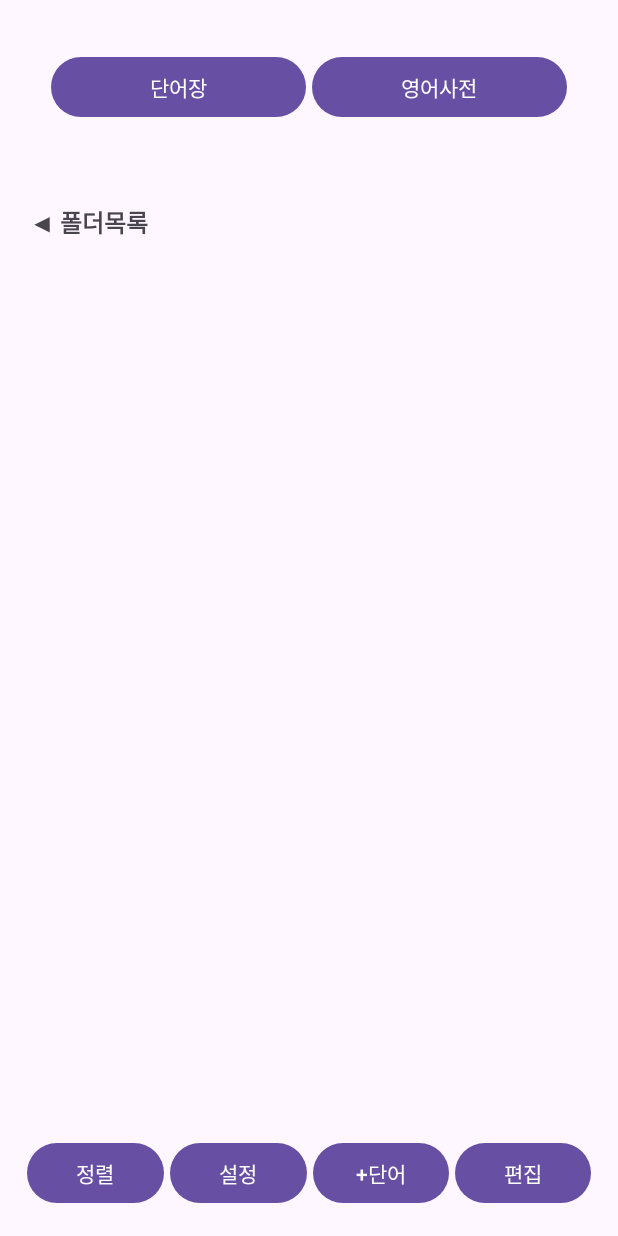
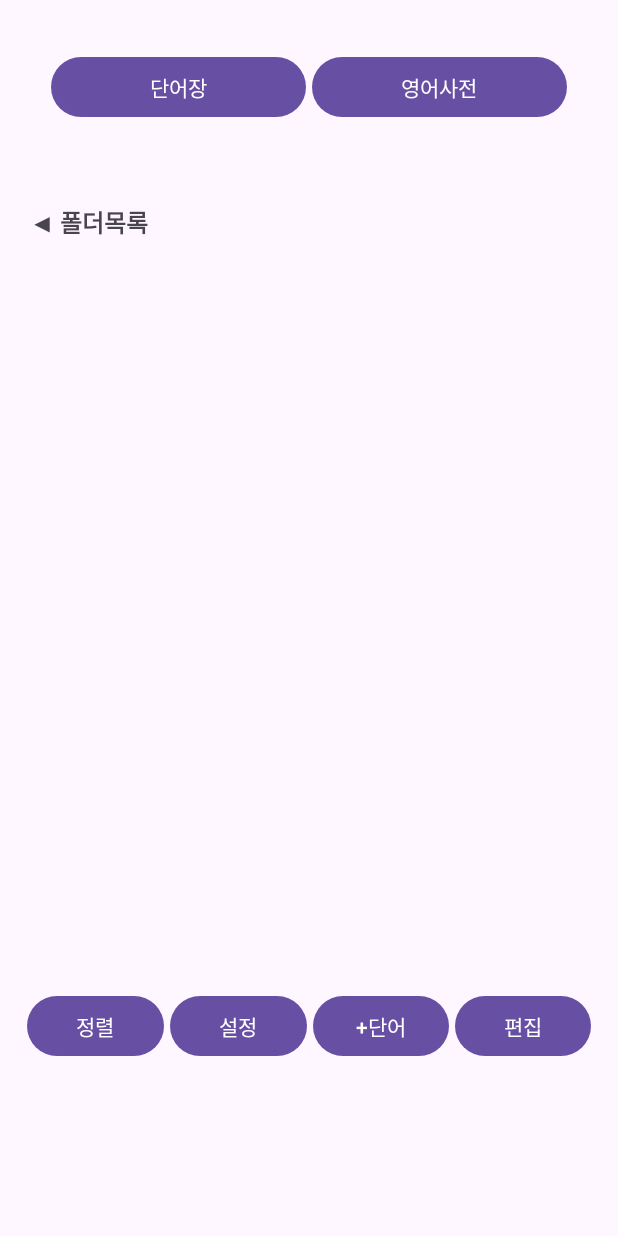
Before and after one commit to dmsgktn0523/toggleworld, an Android app: the screen it shows after launch (MainActivity), on a phone screen of 412 x 824 dp. Run offline under Robolectric (Android 15) with nearby library versions, the phone set to English and light mode, and no system bars.

Commit message:
Day 11 WIP updating - Separated bottom bar to make add button working as a fragment but need to be modified.

```diff
--- a/app/src/main/java/com/hello/toggleworld/Fragment1.kt
+++ b/app/src/main/java/com/hello/toggleworld/Fragment1.kt
@@ -1,15 +1,37 @@
 package com.hello.toggleworld
 
+import android.content.Intent
 import android.os.Bundle
 import android.view.LayoutInflater
 import android.view.View
 import android.view.ViewGroup
 import androidx.fragment.app.Fragment
+import com.hello.toggleworld.databinding.Frag1Binding
+import com.hello.toggleworld.databinding.Frag1AddingWordBinding
 
 class Fragment1 : Fragment() {
-    override fun onCreateView(inflater: LayoutInflater, container: ViewGroup?, savedInstanceState: Bundle?): View? {
-        val view = inflater.inflate(R.layout.frag1, container, false)
-        return view
+    private lateinit var binding: Frag1Binding
+
+    override fun onCreateView(
+        inflater: LayoutInflater,
+        container: ViewGroup?,
+        savedInstanceState: Bundle?
+    ): View? {
+        binding = Frag1Binding.inflate(inflater, container, false)
+        return binding.root
     }
+}
 
-}
+//    override fun onViewCreated(view: View, savedInstanceState: Bundle?) {
+//        super.onViewCreated(view, savedInstanceState)
+//        binding.btnBottom3.setOnClickListener {
+//            moveToAnotherPage()
+//        }
+//    }
+//
+//    private fun moveToAnotherPage() {
+//        val intent = Intent(activity, Frag1AddingWord::class.java)
+//        startActivity(intent)
+//    }
+//
+//}
--- a/app/src/main/java/com/hello/toggleworld/MainActivity.kt
+++ b/app/src/main/java/com/hello/toggleworld/MainActivity.kt
@@ -1,28 +1,17 @@
 package com.hello.toggleworld
 
 import android.os.Bundle
-import androidx.activity.enableEdgeToEdge
 import androidx.appcompat.app.AppCompatActivity
-import androidx.core.view.ViewCompat
-import androidx.core.view.WindowInsetsCompat
 import com.hello.toggleworld.databinding.ActivityMainBinding
 
 
 class MainActivity : AppCompatActivity() {
-    private lateinit var binding: ActivityMainBinding
-
 
     override fun onCreate(savedInstanceState: Bundle?) {
+        val binding: ActivityMainBinding
         super.onCreate(savedInstanceState)
         binding = ActivityMainBinding.inflate(layoutInflater)
         setContentView(binding.root)
-
-        enableEdgeToEdge()
-        ViewCompat.setOnApplyWindowInsetsListener(findViewById(R.id.main)) { v, insets ->
-            val systemBars = insets.getInsets(WindowInsetsCompat.Type.systemBars())
-            v.setPadding(systemBars.left, systemBars.top, systemBars.right, systemBars.bottom)
-            insets
-        }
 
         binding.btnFragment1.setOnClickListener {
             setFrag(0)
@@ -31,18 +20,24 @@ class MainActivity : AppCompatActivity() {
             setFrag(1)
         }
 
+        binding.btnBottomFragment3.setOnClickListener {
+            setFrag(2)
+        }
+
         setFrag(0)
     }
 
-    private fun setFrag(fragNum : Int) {
+    private fun setFrag(fragNum: Int) {
         val ft = supportFragmentManager.beginTransaction()
-        when(fragNum)
-        {
+        when (fragNum) {
             0 -> {
-                ft.replace(R.id.main_frame,Fragment1()).commit()
+                ft.replace(R.id.main_frame, Fragment1()).commit()
             }
             1 -> {
-                ft.replace(R.id.main_frame,Fragment2()).commit()
+                ft.replace(R.id.main_frame, Fragment2()).commit()
+            }
+            2 ->{
+                ft.replace(R.id.main_frame, Frag1AddingWord()).commit()
             }
         }
     }
@@ -55,4 +50,8 @@ class MainActivity : AppCompatActivity() {
             super.onBackPressed()
         }
     }
+
+
+
+
 }
--- a/app/src/main/res/layout/activity_main.xml
+++ b/app/src/main/res/layout/activity_main.xml
@@ -33,13 +33,51 @@
 
     </LinearLayout>
 
-
     <FrameLayout
         android:id="@+id/main_frame"
         android:layout_width="match_parent"
-        android:layout_height="match_parent" />
-    <!--        android:layout_margin="16dp"-->
+        android:layout_height="526dp" />
+
+    <LinearLayout
+        android:id="@+id/bottom"
+        android:layout_width="match_parent"
+        android:layout_height="wrap_content"
+        android:layout_margin="16dp"
+        android:orientation="horizontal">
 
 
+        <Button
+            android:id="@+id/btn_bottom_fragment1"
+            android:layout_width="match_parent"
+            android:layout_height="wrap_content"
+            android:layout_margin="2dp"
+            android:layout_weight="1"
+            android:text="정렬" />
+
+        <Button
+            android:id="@+id/btn_bottom_fragment2"
+            android:layout_width="match_parent"
+            android:layout_height="wrap_content"
+            android:layout_margin="2dp"
+            android:layout_weight="1"
+            android:text="설정" />
+
+        <Button
+            android:id="@+id/btn_bottom_fragment3"
+            android:layout_width="match_parent"
+            android:layout_height="wrap_content"
+            android:layout_margin="2dp"
+            android:layout_weight="1"
+            android:text="+단어" />
+
+        <Button
+            android:id="@+id/btn_bottom_fragment4"
+            android:layout_width="match_parent"
+            android:layout_height="wrap_content"
+            android:layout_margin="2dp"
+            android:layout_weight="1"
+            android:text="편집" />
+
+    </LinearLayout>
 
 </LinearLayout>
--- a/app/src/main/res/layout/frag1.xml
+++ b/app/src/main/res/layout/frag1.xml
@@ -38,46 +38,5 @@
 
     </FrameLayout>
 
-    <LinearLayout
-        android:id="@+id/bottom"
-        android:layout_width="match_parent"
-        android:layout_height="wrap_content"
-        android:layout_margin="16dp"
-        android:orientation="horizontal">
-
-
-        <Button
-            android:id="@+id/btn_bottom_fragment1"
-            android:layout_width="match_parent"
-            android:layout_height="wrap_content"
-            android:layout_margin="2dp"
-            android:layout_weight="1"
-            android:text="정렬" />
-
-        <Button
-            android:id="@+id/btn_bottom_fragment2"
-            android:layout_width="match_parent"
-            android:layout_height="wrap_content"
-            android:layout_margin="2dp"
-            android:layout_weight="1"
-            android:text="설정" />
-
-        <Button
-            android:id="@+id/btn_bottom_fragment3"
-            android:layout_width="match_parent"
-            android:layout_height="wrap_content"
-            android:layout_margin="2dp"
-            android:layout_weight="1"
-            android:text="+단어" />
-
-        <Button
-            android:id="@+id/btn_bottom_fragment4"
-            android:layout_width="match_parent"
-            android:layout_height="wrap_content"
-            android:layout_margin="2dp"
-            android:layout_weight="1"
-            android:text="편집" />
-
-    </LinearLayout>
 
 </LinearLayout>
```
Also changed, not shown: app/src/main/java/com/hello/toggleworld/Frag1AddingWord.kt (added, +52 -0 lines), app/src/main/res/layout/frag1_adding_word.xml (added, +43 -0 lines).
